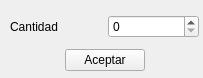
Above: compra/ui_cant_item.ui from rodety/Jireh before the change. Below: the same form after it.
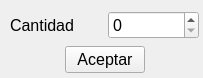
That is the form after the change.

Patch:
```diff
--- a/compra/ui_cant_item.ui
+++ b/compra/ui_cant_item.ui
@@ -10,6 +10,11 @@
     <height>78</height>
    </rect>
   </property>
+  <property name="font">
+   <font>
+    <pointsize>12</pointsize>
+   </font>
+  </property>
   <property name="windowTitle">
    <string>Form</string>
   </property>
```
